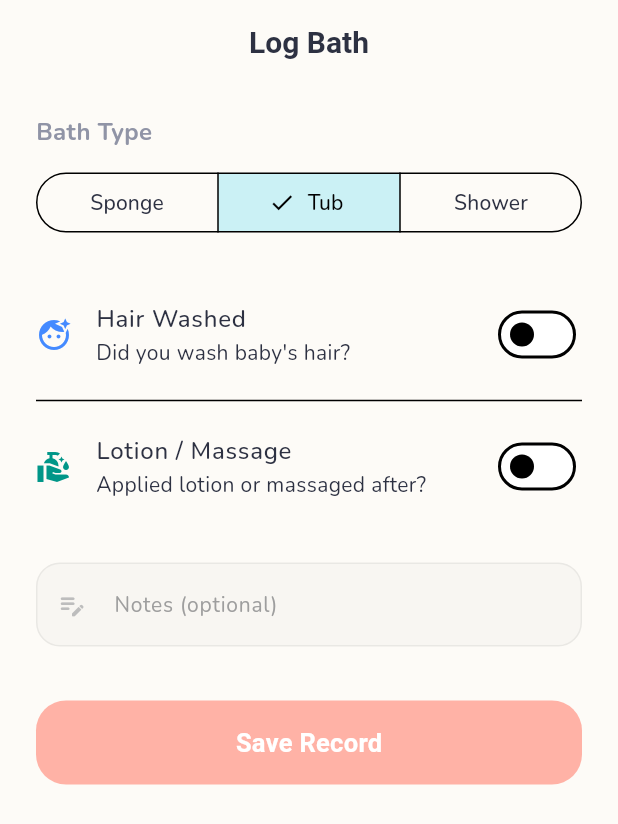
After one commit to iamPrashanta/baby-corn-apk, a Flutter app: the BathEntryScreen screen opened by its route, on a phone screen of 412 x 824 dp. The commit adds this screen. Shown: the top 824 px of the screen. Run offline on Flutter 3.47's test engine with Material 3 defaults, Android fonts, the phone set to English and light mode, and no system bars; our stand-ins replace cloud_firestore, connectivity_plus, file_picker, firebase_auth, firebase_core, flutter_animate and 11 more; missing offline and left inert: firebase_app_check, flutter_overlay_window, flutter_windowmanager_plus; accounts and stored records are empty.

Commit message:
feat: implement core UI components, navigation, and onboarding flow with baby management features

```diff
--- a/lib/core/router/app_router.dart
+++ b/lib/core/router/app_router.dart
@@ -13,6 +13,7 @@ import '../../features/onboarding/presentation/screens/onboarding_screen.dart';
 import '../../features/records/presentation/screens/feeding_entry_screen.dart';
 import '../../features/records/presentation/screens/sleep_entry_screen.dart';
 import '../../features/records/presentation/screens/diaper_entry_screen.dart';
+import '../../features/records/presentation/screens/bath_entry_screen.dart';
 import '../../features/settings/presentation/screens/manage_babies_screen.dart';
 
 final routerProvider = Provider<GoRouter>((ref) {
@@ -37,7 +38,10 @@ final routerProvider = Provider<GoRouter>((ref) {
       ),
       GoRoute(
         path: '/onboarding',
-        builder: (context, state) => const OnboardingScreen(),
+        builder: (context, state) {
+          final isAdding = state.uri.queryParameters['add'] == 'true';
+          return OnboardingScreen(isAddingBaby: isAdding);
+        },
       ),
       GoRoute(
         path: '/home',
@@ -59,6 +63,10 @@ final routerProvider = Provider<GoRouter>((ref) {
         },
       ),
       GoRoute(
+        path: '/entry/bath',
+        builder: (context, state) => const BathEntryScreen(),
+      ),
+      GoRoute(
         path: '/manage_babies',
         builder: (context, state) => const ManageBabiesScreen(),
       ),
--- a/lib/features/auth/presentation/providers/baby_provider.dart
+++ b/lib/features/auth/presentation/providers/baby_provider.dart
@@ -54,4 +54,9 @@ class ActiveBabyNotifier extends StateNotifier<BabyModel?> {
     await _repository.updateBaby(baby);
     _loadActiveBaby();
   }
+
+  Future<void> deleteBaby(String id) async {
+    await _repository.deleteBaby(id);
+    _loadActiveBaby();
+  }
 }
--- a/lib/features/guide/presentation/widgets/sanskar_detail_sheet.dart
+++ b/lib/features/guide/presentation/widgets/sanskar_detail_sheet.dart
@@ -79,7 +79,7 @@ class _SanskarDetailSheetState extends ConsumerState<SanskarDetailSheet> {
           left: 24,
           right: 24,
           top: 24,
-          bottom: MediaQuery.of(context).viewInsets.bottom + 24,
+          bottom: MediaQuery.of(context).viewInsets.bottom + MediaQuery.of(context).padding.bottom + 24,
         ),
         child: SingleChildScrollView(
         child: Column(
--- /dev/null
+++ b/lib/features/records/presentation/screens/bath_entry_screen.dart
@@ -0,0 +1,132 @@
+// features/records/presentation/screens/bath_entry_screen.dart
+
+import 'package:flutter/material.dart';
+import 'package:flutter_riverpod/flutter_riverpod.dart';
+import 'package:go_router/go_router.dart';
+import 'package:uuid/uuid.dart';
+import '../providers/records_provider.dart';
+import '../../domain/models/record_model.dart';
+
+class BathEntryScreen extends ConsumerStatefulWidget {
+  const BathEntryScreen({super.key});
+
+  @override
+  ConsumerState<BathEntryScreen> createState() => _BathEntryScreenState();
+}
+
+class _BathEntryScreenState extends ConsumerState<BathEntryScreen> {
+  String _type = 'Tub Bath';
+  bool _hairWashed = false;
+  bool _lotionApplied = false;
+  final _noteController = TextEditingController();
+
+  Future<void> _save() async {
+    final record = RecordModel(
+      id: const Uuid().v4(),
+      type: 'bath',
+      timestamp: DateTime.now(),
+      metadata: {
+        'type': _type,
+        'hairWashed': _hairWashed,
+        'lotionApplied': _lotionApplied,
+        'note': _noteController.text,
+      },
+    );
+
+    await ref.read(recordsProvider.notifier).addRecord(record);
+    if (mounted) context.pop();
+  }
+
+  @override
+  Widget build(BuildContext context) {
+    final isDark = Theme.of(context).brightness == Brightness.dark;
+
+    return Scaffold(
+      appBar: AppBar(title: const Text('Log Bath')),
+      body: ListView(
+        padding: const EdgeInsets.symmetric(horizontal: 24, vertical: 20),
+        children: [
+          const Text(
+            'Bath Type',
+            style: TextStyle(fontSize: 16, fontWeight: FontWeight.bold),
+          ),
+          const SizedBox(height: 12),
+          SegmentedButton<String>(
+            segments: const [
+              ButtonSegment(value: 'Sponge Bath', label: Text('Sponge')),
+              ButtonSegment(value: 'Tub Bath', label: Text('Tub')),
+              ButtonSegment(value: 'Shower', label: Text('Shower')),
+            ],
+            selected: {_type},
+            onSelectionChanged: (set) => setState(() => _type = set.first),
+          ),
+          const SizedBox(height: 28),
+
+          SwitchListTile(
+            contentPadding: EdgeInsets.zero,
+            title: const Text('Hair Washed', style: TextStyle(fontWeight: FontWeight.w500)),
+            subtitle: const Text('Did you wash baby\'s hair?'),
+            secondary: const Icon(Icons.face_retouching_natural, color: Colors.blueAccent),
+            value: _hairWashed,
+            onChanged: (val) => setState(() => _hairWashed = val),
+          ),
+          const Divider(),
+          SwitchListTile(
+            contentPadding: EdgeInsets.zero,
+            title: const Text('Lotion / Massage', style: TextStyle(fontWeight: FontWeight.w500)),
+            subtitle: const Text('Applied lotion or massaged after?'),
+            secondary: const Icon(Icons.clean_hands, color: Colors.teal),
+            value: _lotionApplied,
+            onChanged: (val) => setState(() => _lotionApplied = val),
+          ),
+
+          const SizedBox(height: 28),
+          TextField(
+            controller: _noteController,
+            decoration: InputDecoration(
+              labelText: 'Notes (optional)',
+              labelStyle: TextStyle(
+                color: isDark ? Colors.white38 : Colors.grey.shade500,
+                fontSize: 14,
+              ),
+              prefixIcon: Icon(Icons.edit_note_rounded,
+                  size: 20, color: isDark ? Colors.white24 : Colors.grey.shade400),
+              filled: true,
+              fillColor: isDark
+                  ? Colors.white.withOpacity(0.05)
+                  : Colors.black.withOpacity(0.02),
+              border: OutlineInputBorder(
+                borderRadius: BorderRadius.circular(16),
+                borderSide: BorderSide.none,
+              ),
+              enabledBorder: OutlineInputBorder(
+                borderRadius: BorderRadius.circular(16),
+                borderSide: BorderSide(
+                  color: isDark
+                      ? Colors.white.withOpacity(0.08)
+                      : Colors.black.withOpacity(0.06),
+                ),
+              ),
+              focusedBorder: OutlineInputBorder(
+                borderRadius: BorderRadius.circular(16),
+                borderSide: BorderSide(
+                  color: Colors.lightBlue.withOpacity(0.5),
+                  width: 1.5,
+                ),
+              ),
+              contentPadding:
+                  const EdgeInsets.symmetric(horizontal: 20, vertical: 16),
+            ),
+            maxLines: 3,
+            minLines: 1,
+          ),
+          const SizedBox(height: 36),
+          ElevatedButton(
+            onPressed: _save,
+            child: const Text('Save Record'),
+          ),
+        ],
+      ),
+    );
+  }
+}
--- a/lib/features/records/presentation/screens/records_timeline_screen.dart
+++ b/lib/features/records/presentation/screens/records_timeline_screen.dart
@@ -112,13 +112,13 @@ class RecordsTimelineScreen extends ConsumerWidget {
 // ─────────────────────────────────────────────────────────
 // TIMELINE TILE
 // ─────────────────────────────────────────────────────────
-class _TimelineTile extends StatelessWidget {
+class _TimelineTile extends ConsumerWidget {
   final RecordModel record;
   final bool isLast;
   const _TimelineTile({required this.record, this.isLast = false});
 
   @override
-  Widget build(BuildContext context) {
+  Widget build(BuildContext context, WidgetRef ref) {
     final (emoji, label, subtitle, color) = _recordMeta(record);
     final timeStr = DateFormat.jm().format(record.timestamp);
 
@@ -215,6 +215,11 @@ class _TimelineTile extends StatelessWidget {
                           fontWeight: FontWeight.w600,
                         ),
                       ),
+                      const SizedBox(height: 8),
+                      GestureDetector(
+                        onTap: () => _showDeleteConfirm(context, ref),
+                        child: Icon(Icons.delete_outline, color: Colors.red.withOpacity(0.7), size: 20),
+                      ),
                     ],
                   ),
                 ],
@@ -223,6 +228,32 @@ class _TimelineTile extends StatelessWidget {
           ),
         ],
       ),
+    );
+  }
+
+  void _showDeleteConfirm(BuildContext context, WidgetRef ref) {
+    showDialog(
+      context: context,
+      builder: (context) {
+        return AlertDialog(
+          title: const Text('Delete Activity'),
+          content: const Text('Are you sure you want to delete this activity? This cannot be undone.'),
+          actions: [
+            TextButton(
+              onPressed: () => Navigator.pop(context),
+              child: const Text('Cancel'),
+            ),
+            ElevatedButton(
+              style: ElevatedButton.styleFrom(backgroundColor: Colors.red),
+              onPressed: () {
+                ref.read(recordsProvider.notifier).deleteRecord(record.id);
+                Navigator.pop(context);
+              },
+              child: const Text('Delete', style: TextStyle(color: Colors.white)),
+            ),
+          ],
+        );
+      },
     );
   }
 
@@ -254,6 +285,12 @@ class _TimelineTile extends StatelessWidget {
           return ('🩲', 'Diaper', 'Mixed diaper', AppColors.diaper);
         }
         return ('🩲', 'Diaper', status, AppColors.diaper);
+      case 'bath':
+        final type = r.metadata['type'] as String? ?? 'Bath';
+        final hair = r.metadata['hairWashed'] == true ? 'Hair washed' : '';
+        final lotion = r.metadata['lotionApplied'] == true ? 'Lotion applied' : '';
+        final parts = [if(hair.isNotEmpty) hair, if(lotion.isNotEmpty) lotion].join(' • ');
+        return ('🛁', type, parts.isNotEmpty ? parts : 'Bath logged', Colors.lightBlue);
       default:
         return ('📝', 'Activity', '', Colors.grey);
     }
--- a/lib/features/records/presentation/widgets/add_record_modal.dart
+++ b/lib/features/records/presentation/widgets/add_record_modal.dart
@@ -232,7 +232,10 @@ class AddRecordModal extends ConsumerWidget {
           // Coming Soon row
           Row(
             children: [
-              Expanded(child: _CategoryTile(emoji: '🛁', label: 'Bath', color: Colors.lightBlue, isActive: false, onTap: () {})),
+              Expanded(child: _CategoryTile(emoji: '🛁', label: 'Bath', color: Colors.lightBlue, isActive: true, onTap: () {
+                context.pop();
+                context.push('/entry/bath');
+              })),
               const SizedBox(width: 12),
               Expanded(child: _CategoryTile(emoji: '💊', label: 'Medicine', color: Colors.orange, isActive: false, onTap: () {})),
               const SizedBox(width: 12),
```
Also changed, not shown: lib/core/widgets/background_timer_overlay.dart (added, +100 -0 lines), lib/core/widgets/premium_bottom_nav.dart (+4 -28 lines), lib/features/auth/data/repositories/baby_repository.dart (+17 -0 lines), lib/features/onboarding/presentation/screens/onboarding_screen.dart (+8 -1 lines), lib/features/records/presentation/providers/active_session_provider.dart (+23 -0 lines), lib/features/settings/presentation/screens/account_screen.dart (+42 -0 lines), lib/features/settings/presentation/screens/manage_babies_screen.dart (+45 -34 lines), lib/main.dart (+12 -0 lines).
